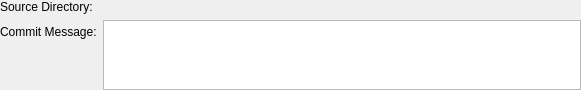
Above: vcs/dvcs/ui/dvcsimportmetadatawidget.ui from KDE/kdevelop before the change. Below: the same form after it.
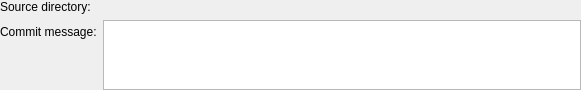
That is the form after the change. Custom widgets are drawn as their Qt base class.

```diff
--- a/vcs/dvcs/ui/dvcsimportmetadatawidget.ui
+++ b/vcs/dvcs/ui/dvcsimportmetadatawidget.ui
@@ -19,7 +19,7 @@
    <item row="0" column="0" >
     <widget class="QLabel" name="labelUrl" >
      <property name="text" >
-      <string>Source Directory:</string>
+      <string>Source directory:</string>
      </property>
     </widget>
    </item>
@@ -29,7 +29,7 @@
    <item row="1" column="0">
     <widget class="QLabel">
      <property name="text">
-      <string>Commit Message:</string>
+      <string>Commit message:</string>
      </property>
     </widget>
    </item>
```
